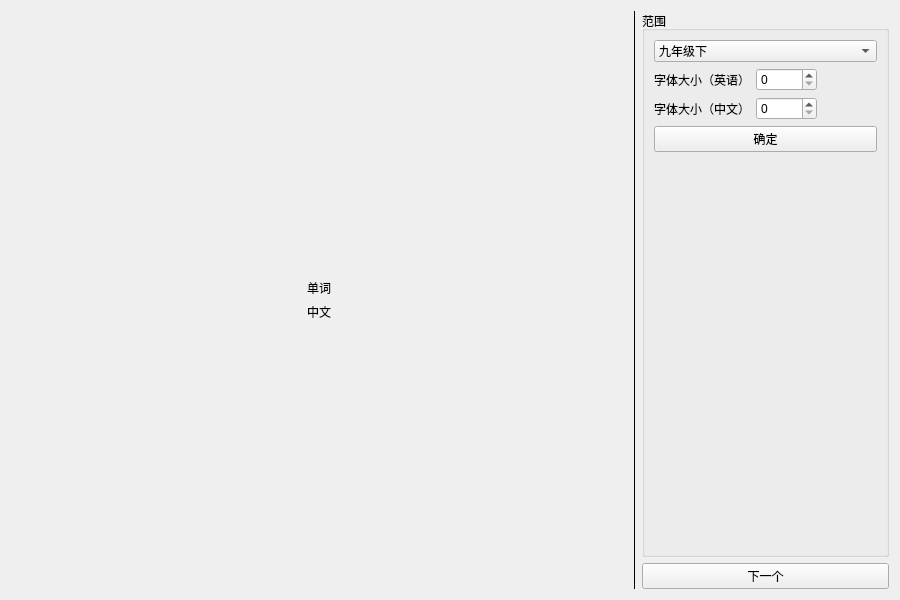
This is ui/main.ui in SacredDreams/EnglishVocabulary as Qt 5 draws it before an edit. The edited form follows.
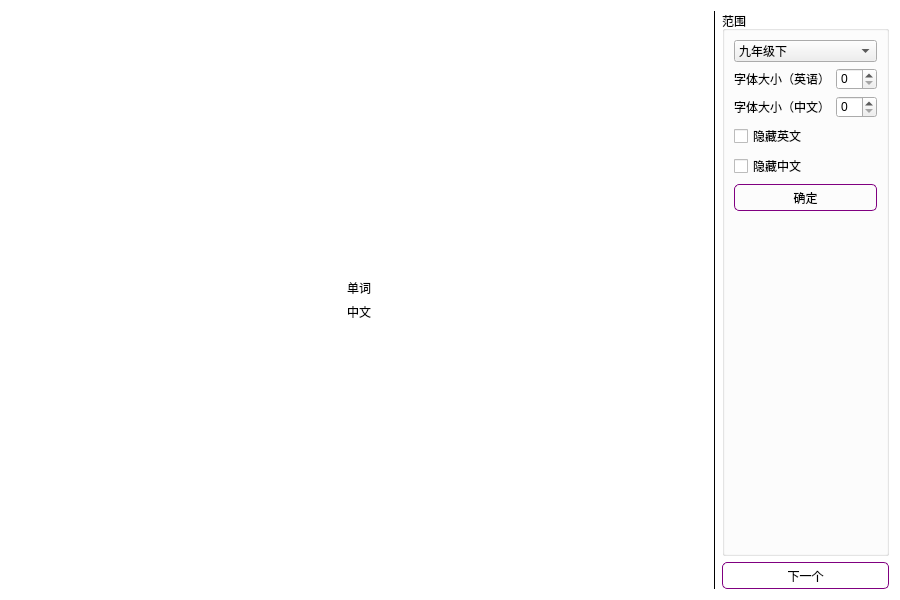
This is the edited form.

```diff
--- a/ui/main.ui
+++ b/ui/main.ui
@@ -13,17 +13,52 @@
   <property name="windowTitle">
    <string>九下英语词汇</string>
   </property>
-  <layout class="QHBoxLayout" name="horizontalLayout_2" stretch="10,1,4">
+  <property name="styleSheet">
+   <string notr="true">#Form{
+	background-color:white;
+}
+
+.QPushButton{
+	width:80;
+	height:25;
+	
+	border-style:solid;
+	border-color:purple;
+	border-width:1px;
+	border-radius:5px;
+}
+
+.QPushButton:hover{
+	color:rgba(41, 214, 168, 255);
+	border-color:rgba(255, 119, 228, 255);
+	background-color:rgba(211, 211, 211, 20);
+}
+
+.QGroupBox{
+	border-sytle:solid;
+	border-width:1px;
+	border-color:purple;
+}</string>
+  </property>
+  <layout class="QHBoxLayout" name="horizontalLayout_2" stretch="10,1,2">
    <item>
     <layout class="QVBoxLayout" name="verticalLayout_4">
      <item>
       <widget class="QLabel" name="label">
+       <property name="font">
+        <font>
+         <family>Cambria</family>
+        </font>
+       </property>
        <property name="text">
         <string>单词</string>
        </property>
        <property name="alignment">
         <set>Qt::AlignBottom|Qt::AlignHCenter</set>
        </property>
+       <property name="wordWrap">
+        <bool>true</bool>
+       </property>
       </widget>
      </item>
      <item>
@@ -34,6 +69,9 @@
        <property name="alignment">
         <set>Qt::AlignHCenter|Qt::AlignTop</set>
        </property>
+       <property name="wordWrap">
+        <bool>true</bool>
+       </property>
       </widget>
      </item>
     </layout>
@@ -127,6 +165,20 @@
           </item>
          </layout>
         </item>
+        <item>
+         <widget class="QCheckBox" name="checkBox">
+          <property name="text">
+           <string>隐藏英文</string>
+          </property>
+         </widget>
+        </item>
+        <item>
+         <widget class="QCheckBox" name="checkBox_2">
+          <property name="text">
+           <string>隐藏中文</string>
+          </property>
+         </widget>
+        </item>
         <item>
          <widget class="QPushButton" name="pushButton_2">
           <property name="text">
```
Left out of the diff: 14 changed lines with no effect on the pictures.
